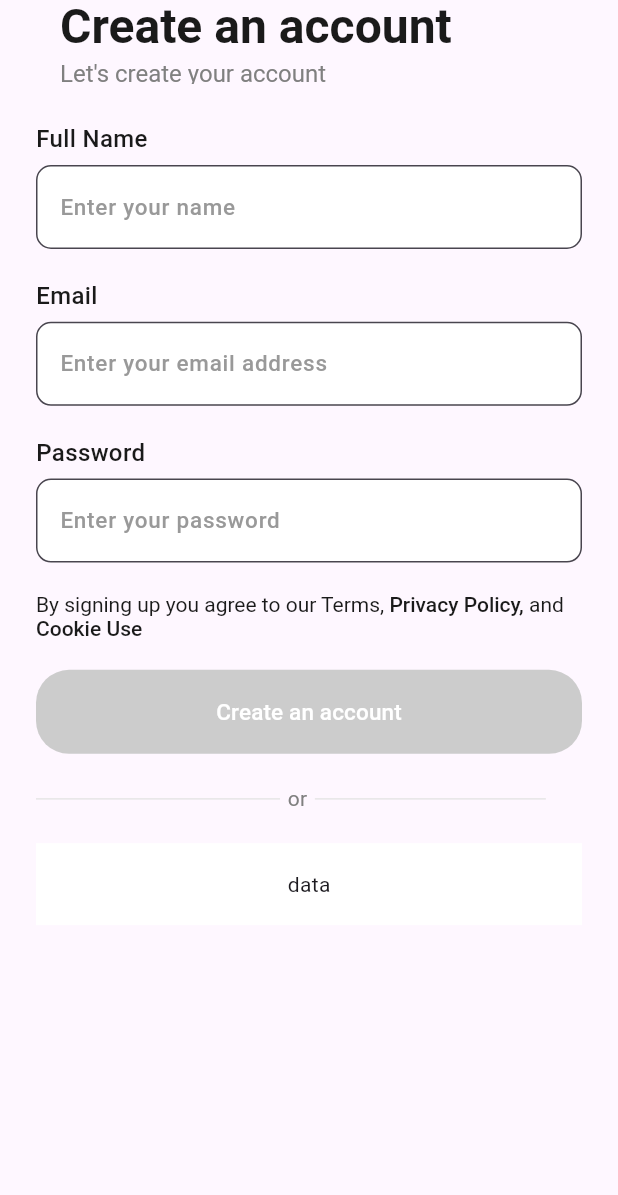
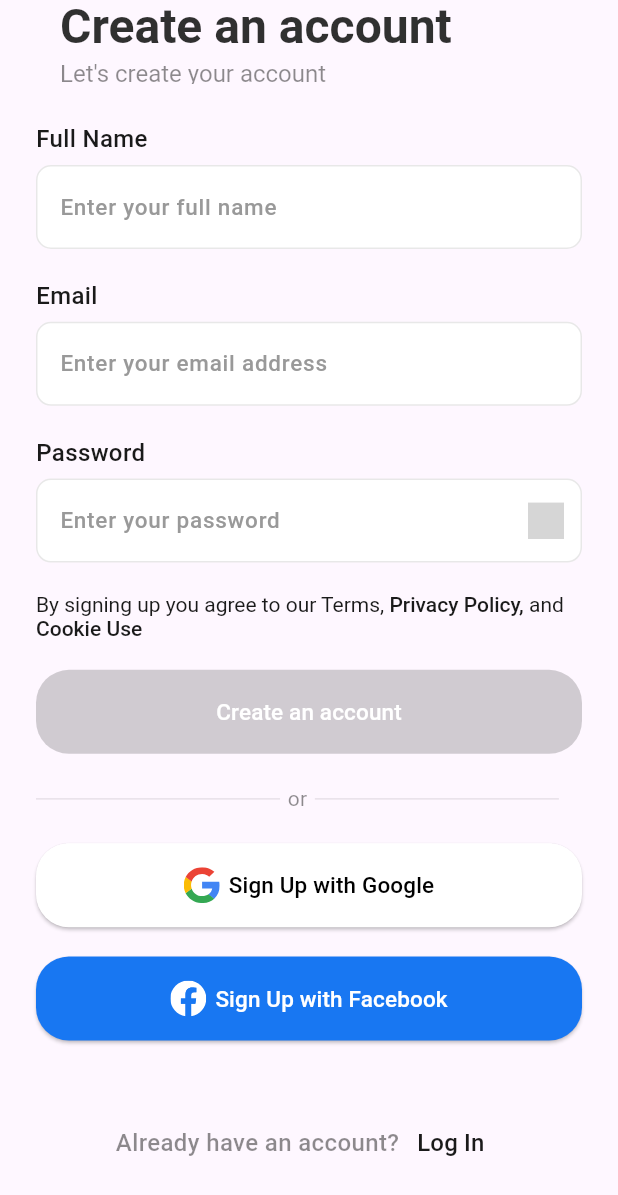
Before and after one commit to ozodbekabdullajonov12/ecommerce_app, a Flutter app: the SignUpView screen opened by its route, after a tap on "Create an account", on a phone screen of 412 x 824 dp. Shown: the top 1195 px of the screen. Run offline on Flutter 3.47's test engine with Material 3 defaults, Android fonts, the phone set to English and light mode, and no system bars; our stand-ins replace bloc, dio, equatable, flutter_bloc, flutter_screenutil, flutter_secure_storage and 2 more; accounts and stored records are empty; Roboto replaces fonts that are missing (General Sans); grey boxes are pictures that could not be loaded.

Commit message:
signUp with Backend

```diff
--- a/lib/core/routing/router.dart
+++ b/lib/core/routing/router.dart
@@ -1,5 +1,7 @@
+import 'package:flutter_bloc/flutter_bloc.dart';
 import 'package:go_router/go_router.dart';
 import 'package:store/core/routing/routes.dart';
+import 'package:store/features/auth/presentation/manager/sign_up/sign_up_bloc.dart';
 import 'package:store/features/auth/presentation/pages/sign_up_view.dart';
 import 'package:store/features/onboarding/presentation/pages/onboarding_view.dart';
 import 'package:store/features/onboarding/presentation/pages/splash_screen.dart';
@@ -7,16 +9,23 @@ import 'package:store/main.dart';
 
 final GoRouter router = GoRouter(
   navigatorKey: navigatorKey,
-  initialLocation: Routes.splashScreen,
+  initialLocation: Routes.signUp,
   routes: [
     GoRoute(
       path: Routes.onboarding,
       builder: (context, state) => OnboardingView(),
     ),
-    GoRoute(path: Routes.signUp, builder: (context, state) => SignUpView()),
-    GoRoute(path: Routes.splashScreen,
-      builder: (context, state)=>
-          SplashScreen(),
+    GoRoute(
+      path: Routes.signUp,
+      builder:
+          (context, state) => BlocProvider(
+            create: (context) => SignUpBloc(repo: context.read()),
+            child: SignUpView(),
+          ),
+    ),
+    GoRoute(
+      path: Routes.splashScreen,
+      builder: (context, state) => SplashScreen(),
     ),
   ],
 );
--- /dev/null
+++ b/lib/core/utils/colors.dart
@@ -0,0 +1,12 @@
+import 'package:flutter/material.dart';
+
+class AppColors {
+  static const primary = Color(0xFF1A1A1A);
+  static const onPrimary = Colors.white;
+  static const secondary = Color(0xFF808080);
+  static const onSecondary = Colors.black;
+  static const error = Color(0xFFED1010);
+  static const onError = Colors.white;
+  static const surface = Colors.white;
+  static const onSurface = Color(0xFF1A1A1A);
+}
--- /dev/null
+++ b/lib/core/utils/theme.dart
@@ -0,0 +1,20 @@
+import 'package:flutter/material.dart';
+import 'colors.dart';
+
+class AppThemes {
+  static final lightTheme = ThemeData(
+    scaffoldBackgroundColor: Colors.white,
+    fontFamily: "General Sans",
+    colorScheme: ColorScheme(
+      brightness: Brightness.light,
+      primary: AppColors.primary,
+      onPrimary: AppColors.onPrimary,
+      secondary: AppColors.secondary,
+      onSecondary: AppColors.onSecondary,
+      error: AppColors.error,
+      onError: AppColors.onError,
+      surface: AppColors.surface,
+      onSurface: AppColors.onSurface,
+    ),
+  );
+}
--- /dev/null
+++ b/lib/features/auth/presentation/manager/sign_up/sign_up_bloc.dart
@@ -0,0 +1,136 @@
+import 'package:bloc/bloc.dart';
+import 'package:flutter/material.dart';
+import 'package:go_router/go_router.dart';
+import 'package:store/core/routing/routes.dart';
+import 'package:store/core/utils/colors.dart';
+import 'package:store/data/repositories/auth_repository.dart';
+import 'package:store/features/auth/presentation/manager/sign_up/sign_up_state.dart';
+import 'package:store/main.dart';
+
+part 'sign_up_event.dart';
+
+class SignUpBloc extends Bloc<SignUpEvents, SignUpState> {
+  final AuthRepository _repo;
+
+  final fullNameController = TextEditingController();
+
+  final emailController = TextEditingController();
+
+  final passwordController = TextEditingController();
+
+  final GlobalKey<FormState> formKey = GlobalKey<FormState>();
+
+  SignUpBloc({required AuthRepository repo})
+    : _repo = repo,
+      super(SignUpState.initial()) {
+    on<CreateAnAccount>(_createAccount);
+    on<ShowPassword>(_showPassword);
+  }
+
+  Future _createAccount(CreateAnAccount event, Emitter emit) async {
+    emit(
+      state.copyWith(
+        fullNameStatus: TextFormFieldStatus.idle,
+        emailStatus: TextFormFieldStatus.idle,
+        passwordStatus: TextFormFieldStatus.idle,
+      ),
+    );
+    if (formKey.currentState!.validate()) {
+      bool result = await _repo.signUp(
+        fullName: fullNameController.text,
+        email: emailController.text,
+        password: passwordController.text,
+      );
+      if (result) {
+        navigatorKey.currentContext!.go(Routes.onboarding);
+      } else {
+        emit(
+          state.copyWith(
+            fullNameStatus: TextFormFieldStatus.error,
+            fullNamePrefix: "validation_error",
+            emailStatus: TextFormFieldStatus.error,
+            emailPrefix: "validation_error",
+            passwordStatus: TextFormFieldStatus.error,
+            passwordPrefix: "validation_error",
+          ),
+        );
+      }
+    }
+  }
+
+  String? fullNameValidator(String? value, Emitter emit) {
+    if (value == null) {
+      emit(
+        state.copyWith(
+          fullNameStatus: TextFormFieldStatus.error,
+          fullNamePrefix: "validation_error",
+        ),
+      );
+      return "Enter full name,please";
+    } else {
+      emit(
+        state.copyWith(
+          fullNamePrefix: "validation_success",
+          fullNameStatus: TextFormFieldStatus.success,
+          fullNameBorderColor: Colors.green,
+        ),
+      );
+      return null;
+    }
+  }
+
+  String? emailValidator(String? value, Emitter emit) {
+    if (state.fullNameStatus == TextFormFieldStatus.success) {
+      if (value == null) {
+        emit(
+          state.copyWith(
+            emailStatus: TextFormFieldStatus.error,
+            emailPrefix: "validation_error",
+          ),
+        );
+        return "Enter email,please";
+      } else {
+        emit(
+          state.copyWith(
+            emailPrefix: "validation_success",
+            emailStatus: TextFormFieldStatus.success,
+            emailBorderColor: Colors.green,
+          ),
+        );
+        return null;
+      }
+    } else {
+      return null;
+    }
+  }
+
+  String? passwordValidator(String? value, Emitter emit) {
+    if (state.fullNameStatus == TextFormFieldStatus.success &&
+        state.emailStatus == TextFormFieldStatus.success) {
+      if (value == null) {
+        emit(
+          state.copyWith(
+            passwordStatus: TextFormFieldStatus.error,
+            passwordPrefix: "validation_error",
+          ),
+        );
+        return "Enter password,please";
+      } else {
+        emit(
+          state.copyWith(
+            passwordPrefix: "validation_success",
+            passwordStatus: TextFormFieldStatus.success,
+            passwordBorderColor: Colors.green,
+          ),
+        );
+        return null;
+      }
+    } else {
+      return null;
+    }
+  }
+
+  Future _showPassword(ShowPassword event, Emitter emit) async {
+    emit(state.copyWith(showPassword: !state.showPassword));
+  }
+}
--- /dev/null
+++ b/lib/features/auth/presentation/manager/sign_up/sign_up_event.dart
@@ -0,0 +1,22 @@
+part of 'sign_up_bloc.dart';
+
+abstract class SignUpEvents {}
+
+class CreateAnAccount extends SignUpEvents {}
+
+class ShowPassword extends SignUpEvents {}
+
+class FullNameChanged extends SignUpEvents {
+  final String? value;
+  FullNameChanged(this.value);
+}
+
+class EmailChanged extends SignUpEvents {
+  final String? value;
+  EmailChanged(this.value);
+}
+
+class PasswordChanged extends SignUpEvents {
+  final String? value;
+  PasswordChanged(this.value);
+}
--- /dev/null
+++ b/lib/features/auth/presentation/manager/sign_up/sign_up_state.dart
@@ -0,0 +1,92 @@
+import 'package:equatable/equatable.dart';
+import 'package:flutter/material.dart';
+
+import '../../../../../core/utils/colors.dart';
+
+enum TextFormFieldStatus { idle, error, success }
+
+enum SignUpStatus { idle, error, success }
+
+@immutable
+class SignUpState extends Equatable {
+  final String? fullNamePrefix;
+  final Color fullNameBorderColor;
+  final TextFormFieldStatus fullNameStatus;
+
+  final String? emailPrefix;
+  final Color emailBorderColor;
+  final TextFormFieldStatus emailStatus;
+
+  final String? passwordPrefix;
+  final Color passwordBorderColor;
+  final bool showPassword;
+  final TextFormFieldStatus passwordStatus;
+
+  const SignUpState({
+    required this.fullNamePrefix,
+    required this.fullNameBorderColor,
+    required this.fullNameStatus,
+    required this.emailPrefix,
+    required this.emailBorderColor,
+    required this.emailStatus,
+    required this.passwordPrefix,
+    required this.passwordBorderColor,
+    required this.showPassword,
+    required this.passwordStatus,
+  });
+
+  SignUpState copyWith({
+    String? fullNamePrefix,
+    Color? fullNameBorderColor,
+    TextFormFieldStatus? fullNameStatus,
+    String? emailPrefix,
+    Color? emailBorderColor,
+    TextFormFieldStatus? emailStatus,
+    String? passwordPrefix,
+    Color? passwordBorderColor,
+    bool? showPassword,
+    TextFormFieldStatus? passwordStatus,
+  }) {
+    return SignUpState(
+      fullNamePrefix: fullNamePrefix ?? this.fullNamePrefix,
+      fullNameBorderColor: fullNameBorderColor ?? this.fullNameBorderColor,
+      fullNameStatus: fullNameStatus ?? this.fullNameStatus,
+      emailPrefix: emailPrefix ?? this.emailPrefix,
+      emailBorderColor: emailBorderColor ?? this.emailBorderColor,
+      emailStatus: emailStatus ?? this.emailStatus,
+      passwordPrefix: passwordPrefix ?? this.passwordPrefix,
+      passwordBorderColor: passwordBorderColor ?? this.passwordBorderColor,
+      showPassword: showPassword ?? this.showPassword,
+      passwordStatus: passwordStatus ?? this.passwordStatus,
+    );
+  }
+
+  factory SignUpState.initial() {
+    return SignUpState(
+      fullNamePrefix: null,
+      fullNameBorderColor: AppColors.primary.withValues(alpha: 0.1),
+      fullNameStatus: TextFormFieldStatus.idle,
+      emailPrefix: null,
+      emailBorderColor: AppColors.primary.withValues(alpha: 0.1),
+      emailStatus: TextFormFieldStatus.idle,
+      passwordPrefix: "show_password",
+      passwordBorderColor: AppColors.primary.withValues(alpha: 0.1),
+      showPassword: true,
+      passwordStatus: TextFormFieldStatus.idle,
+    );
+  }
+
+  @override
+  List<Object?> get props => [
+    fullNamePrefix,
+    fullNameBorderColor,
+    fullNameStatus,
+    emailPrefix,
+    emailBorderColor,
+    emailStatus,
+    passwordPrefix,
+    passwordBorderColor,
+    showPassword,
+    passwordStatus,
+  ];
+}
--- a/lib/features/auth/presentation/pages/sign_up_view.dart
+++ b/lib/features/auth/presentation/pages/sign_up_view.dart
@@ -1,17 +1,16 @@
 import 'package:flutter/material.dart';
+import 'package:flutter_bloc/flutter_bloc.dart';
 import 'package:flutter_screenutil/flutter_screenutil.dart';
-import 'package:store/features/common/ecommerce_auth_app_bar.dart';
+import 'package:store/core/utils/colors.dart';
+import 'package:store/features/auth/presentation/manager/sign_up/sign_up_bloc.dart';
+import 'package:store/features/auth/presentation/manager/sign_up/sign_up_state.dart';
+import 'package:store/features/auth/presentation/widgets/ecommerce_auth_app_bar.dart';
 import 'package:store/features/common/ecommerce_text_button_container.dart';
 import 'package:store/features/common/ecommerce_text_form_field.dart';
+import 'package:store/features/common/ecommerce_text_icon_button.dart';
 
 class SignUpView extends StatelessWidget {
   SignUpView({super.key});
-
-  final fullNameController = TextEditingController();
-
-  final emailController = TextEditingController();
-
-  final passwordController = TextEditingController();
 
   @override
   Widget build(BuildContext context) {
@@ -23,26 +22,52 @@ class SignUpView extends StatelessWidget {
       body: ListView(
         padding: EdgeInsets.symmetric(horizontal: 24, vertical: 20),
         children: [
-          Form(
+          BlocBuilder<SignUpBloc, SignUpState>(
+            builder:
+                (context, state) => Form(
+                  key: context.read<SignUpBloc>().formKey,
                   child: Column(
                     spacing: 20.h,
                     children: [
                       EcommerceTextFormField(
                         label: "Full Name",
-                  hintText: "Enter your name",
-                  controller: fullNameController,
+                        hintText: "Enter your full name",
+                        controller:
+                            context.read<SignUpBloc>().fullNameController,
+                        borderColor: state.fullNameBorderColor,
+                        prefix: state.fullNamePrefix,
+                        validator:
+                            (value) => context
+                                .read<SignUpBloc>()
+                                .fullNameValidator(value, Emitter<SignUpState>),
                       ),
                       EcommerceTextFormField(
                         label: "Email",
                         hintText: "Enter your email address",
-                  controller: emailController,
+                        controller: context.read<SignUpBloc>().emailController,
+                        borderColor: state.emailBorderColor,
+                        prefix: state.emailPrefix,
+                        validator:()=> context.read<SignUpBloc>().emailValidator(value, emit),
+
     ),
                       EcommerceTextFormField(
                         label: "Password",
                         hintText: "Enter your password",
-                  controller: passwordController,
+                        controller:
+                            context.read<SignUpBloc>().passwordController,
+                        borderColor: state.passwordBorderColor,
+                        prefix: state.passwordPrefix,
+                        validator:
+                            (value) => context
+                                .read<SignUpBloc>()
+                                .fullNameValidator(value, Emitter<SignUpState>),
+                        isPassword: state.showPassword,
+                        showPasswordFunc:
+                            () async =>
+                                context.read<SignUpBloc>().add(ShowPassword()),
                       ),
                     ],
+                  ),
                 ),
           ),
           SizedBox(height: 20),
@@ -52,7 +77,7 @@ class SignUpView extends StatelessWidget {
                 TextSpan(
                   text: "By signing up you agree to our Terms,",
                   style: TextStyle(
-                    color: Color(0xFF1A1A1A),
+                    color: AppColors.primary,
                     fontSize: 14,
                     fontWeight: FontWeight.w400,
                   ),
@@ -60,7 +85,7 @@ class SignUpView extends StatelessWidget {
                 TextSpan(
                   text: " Privacy Policy, ",
                   style: TextStyle(
-                    color: Color(0xFF1A1A1A),
+                    color: AppColors.primary,
                     fontSize: 14,
                     fontWeight: FontWeight.w500,
                   ),
@@ -68,7 +93,7 @@ class SignUpView extends StatelessWidget {
                 TextSpan(
                   text: "and",
                   style: TextStyle(
-                    color: Color(0xFF1A1A1A),
+                    color: AppColors.primary,
                     fontSize: 14,
                     fontWeight: FontWeight.w400,
                   ),
@@ -76,7 +101,7 @@ class SignUpView extends StatelessWidget {
                 TextSpan(
                   text: "  Cookie Use",
                   style: TextStyle(
-                    color: Color(0xFF1A1A1A),
+                    color: AppColors.primary,
                     fontSize: 14,
                     fontWeight: FontWeight.w500,
                   ),
@@ -85,11 +110,21 @@ class SignUpView extends StatelessWidget {
             ),
           ),
           SizedBox(height: 20.h),
-          EcommerceTextButtonContainer(
+          BlocBuilder<SignUpBloc, SignUpState>(
+            builder:
+                (context, state) => EcommerceTextButtonContainer(
                   text: "Create an account",
-            textColor: Color(0xFFFFFFFF),
-            containerColor: Color(0xFFCCCCCC),
-            callback: () {},
+                  textColor: Colors.white,
+                  containerColor: AppColors.primary.withValues(
+                    alpha:
+                        (state.passwordStatus != TextFormFieldStatus.success)
+                            ? 0.2
+                            : 1,
+                  ),
+                  callback: () {
+                    context.read<SignUpBloc>().add(CreateAnAccount());
+                  },
+                ),
           ),
           SizedBox(height: 20),
           Row(
@@ -98,36 +133,68 @@ class SignUpView extends StatelessWidget {
               Container(
                 width: 154.w,
                 height: 1,
-                color: Color(0xFFE6E6E6),
+                color: AppColors.primary.withValues(alpha: 0.1),
               ),
               Text(
                 "or",
                 style: TextStyle(
                   fontWeight: FontWeight.w400,
                   fontSize: 14,
-                  color: Color(0xFF808080),
+                  color: AppColors.primary.withValues(alpha: 0.5),
                 ),
               ),
               Container(
-                width: 154,
+                width: 154.w,
                 height: 1,
-                color: Color(0xFFE6E6E6),
+                color: AppColors.primary.withValues(alpha: 0.1),
               ),
             ],
           ),
           SizedBox(height: 20.h),
-          GestureDetector(
-            child: Container(
-              height: 56.h,
-              width: double.infinity,
-              color: Colors.white,
-              child: Center(
+          EcommerceTextIconButton(
+            text: "Sign Up with Google",
+            textColor: Colors.black,
+            containerColor: Colors.white,
+            callback: () {},
+            icon: "google_logo.svg",
+          ),
+          SizedBox(height: 20.h),
+          EcommerceTextIconButton(
+            text: "Sign Up with Facebook",
+            textColor: Colors.white,
+            containerColor: Color(0xff1877F2),
+            callback: () {},
+            icon: "facebook_logo.svg",
+          ),
+          SizedBox(height: 45.h),
+          Row(
+            mainAxisAlignment: MainAxisAlignment.center,
+            crossAxisAlignment: CrossAxisAlignment.center,
+            mainAxisSize: MainAxisSize.min,
+            children: [
+              Text(
+                "Already have an account?",
+                style: TextStyle(
+                  color: AppColors.primary.withValues(alpha: 0.5),
+                  fontSize: 16,
+                  fontFamily: "General Sans",
+                  fontWeight: FontWeight.w500,
+                ),
+              ),
+              TextButton(
+                onPressed: () {},
                 child: Text(
-                  "data",
+                  "Log In",
+                  style: TextStyle(
+                    color: AppColors.primary,
+                    fontSize: 16,
+                    fontFamily: "General Sans",
+                    fontWeight: FontWeight.w500,
                   ),
                 ),
               ),
-          )
+            ],
+          ),
         ],
       ),
     );
--- a/lib/features/common/ecommerce_auth_app_bar.dart
+++ b/lib/features/auth/presentation/widgets/ecommerce_auth_app_bar.dart
@@ -1,4 +1,5 @@
 import 'package:flutter/material.dart';
+import 'package:store/core/utils/colors.dart';
 
 class EcommerceAuthAppBar extends StatelessWidget
     implements PreferredSizeWidget {
@@ -25,7 +26,7 @@ class EcommerceAuthAppBar extends StatelessWidget
             Text(
               title,
               style: TextStyle(
-                color: Color(0xFF1A1A1A),
+                color: AppColors.primary.withValues(alpha: 0.9),
                 fontWeight: FontWeight.w600,
                 fontSize: 32,
               ),
@@ -33,7 +34,7 @@ class EcommerceAuthAppBar extends StatelessWidget
             Text(
               titleDesc,
               style: TextStyle(
-                color: Color(0xFF808080),
+                color: AppColors.primary.withValues(alpha: 0.5),
                 fontSize: 16,
                 fontWeight: FontWeight.w400,
               ),
--- a/lib/features/common/ecommerce_text_form_field.dart
+++ b/lib/features/common/ecommerce_text_form_field.dart
@@ -1,4 +1,7 @@
 import 'package:flutter/material.dart';
+import 'package:flutter_svg/flutter_svg.dart';
+
+import '../../core/utils/colors.dart';
 
 class EcommerceTextFormField extends StatelessWidget {
   const EcommerceTextFormField({
@@ -6,13 +9,28 @@ class EcommerceTextFormField extends StatelessWidget {
     required this.label,
     required this.hintText,
     required this.controller,
+    required this.borderColor,
+    required this.validator,
     this.minLines = 1,
     this.maxLines = 1,
+    this.isPassword = false,
+    this.prefix,
+    this.showPasswordFunc,
+    this.showPassword = false,
   });
 
   final String label, hintText;
+  final String? prefix;
   final TextEditingController controller;
   final int minLines, maxLines;
+  final bool? isPassword;
+  final Color borderColor;
+
+  final String? Function(String?)? validator;
+
+  final VoidCallback? showPasswordFunc;
+
+  final bool? showPassword;
 
   @override
   Widget build(BuildContext context) {
@@ -23,16 +41,40 @@ class EcommerceTextFormField extends StatelessWidget {
         Text(
           label,
           style: TextStyle(
-            color: Color(0xFF1A1A1A),
+            color: AppColors.primary,
             fontWeight: FontWeight.w500,
             fontSize: 16,
           ),
         ),
         TextFormField(
+          obscureText: showPassword!,
+          obscuringCharacter: "*",
+          validator: validator,
           minLines: minLines,
           maxLines: maxLines,
           decoration: InputDecoration(
             hintText: hintText,
+            errorStyle: TextStyle(
+              color: AppColors.error,
+              fontSize: 14,
+              fontFamily: "General Sans",
+              fontWeight: FontWeight.w500,
+            ),
+            suffixIcon: IconButton(
+              onPressed: (isPassword!) ? showPasswordFunc : () {},
+              icon: Padding(
+                padding: const EdgeInsets.all(2.0),
+                child:
+                    (prefix != null)
+                        ? SvgPicture.asset(
+                          "assets/icons/$prefix",
+                          width: 24,
+                          height: 24,
+                          fit: BoxFit.cover,
+                        )
+                        : null,
+              ),
+            ),
             hintStyle: TextStyle(
               color: Color(0xFF999999),
               fontWeight: FontWeight.w500,
@@ -40,8 +82,20 @@ class EcommerceTextFormField extends StatelessWidget {
             ),
             filled: true,
             fillColor: Colors.white,
-            border: OutlineInputBorder(
-              borderSide: BorderSide(color: Color(0xFF808080)),
+            enabledBorder: OutlineInputBorder(
+              borderSide: BorderSide(color: borderColor,width: 1),
+              borderRadius: BorderRadius.circular(10),
+            ),
+            focusedBorder: OutlineInputBorder(
+              borderSide: BorderSide(color: borderColor, width: 1),
+              borderRadius: BorderRadius.circular(10),
+            ),
+            errorBorder: OutlineInputBorder(
+              borderSide: BorderSide(color: AppColors.error),
+              borderRadius: BorderRadius.circular(10),
+            ),
+            focusedErrorBorder: OutlineInputBorder(
+              borderSide: BorderSide(color: AppColors.error, width: 1),
               borderRadius: BorderRadius.circular(10),
             ),
           ),
--- /dev/null
+++ b/lib/features/common/ecommerce_text_icon_button.dart
@@ -0,0 +1,62 @@
+import 'package:flutter/material.dart';
+import 'package:flutter_svg/svg.dart';
+
+class EcommerceTextIconButton extends StatelessWidget {
+  const EcommerceTextIconButton({
+    super.key,
+    required this.text,
+    required this.textColor,
+    required this.containerColor,
+    required this.callback,
+    required this.icon,
+    this.containerWidth = 300,
+    this.containerHeight = 56,
+    this.fontSize = 15,
+    this.fontWeight = FontWeight.w500,
+  });
+
+  final String text, icon;
+  final double fontSize;
+  final double containerWidth, containerHeight;
+  final FontWeight fontWeight;
+  final Color textColor, containerColor;
+
+  final VoidCallback callback;
+
+  @override
+  Widget build(BuildContext context) {
+    return ElevatedButton(
+      onPressed: callback,
+      style: ElevatedButton.styleFrom(
+        fixedSize: Size(containerWidth, containerHeight),
+        backgroundColor: containerColor,
+        shape: RoundedRectangleBorder(borderRadius: BorderRadius.circular(22)),
+      ),
+      child: Center(
+        child: Row(
+          spacing: 6,
+          mainAxisSize: MainAxisSize.min,
+          mainAxisAlignment: MainAxisAlignment.center,
+          crossAxisAlignment: CrossAxisAlignment.center,
+          children: [
+            SvgPicture.asset(
+              "assets/icons/$icon",
+              width: 24,
+              height: 24,
+              fit: BoxFit.cover,
+            ),
+            Text(
+              text,
+              style: TextStyle(
+                color: textColor,
+                fontSize: fontSize,
+                fontWeight: fontWeight,
+                height: 1,
+              ),
+            ),
+          ],
+        ),
+      ),
+    );
+  }
+}
--- a/pubspec.yaml
+++ b/pubspec.yaml
@@ -40,6 +40,9 @@ dependencies:
   flutter_secure_storage: ^9.2.4
   provider: ^6.1.4
   flutter_screenutil: ^5.9.3
+  equatable: ^2.0.7
+  bloc: ^9.0.0
+  flutter_bloc: ^9.1.0
 
 dev_dependencies:
   flutter_test:
```
Also changed, not shown: pubspec.lock. Lines whose indentation alone changed are shown as unchanged.
